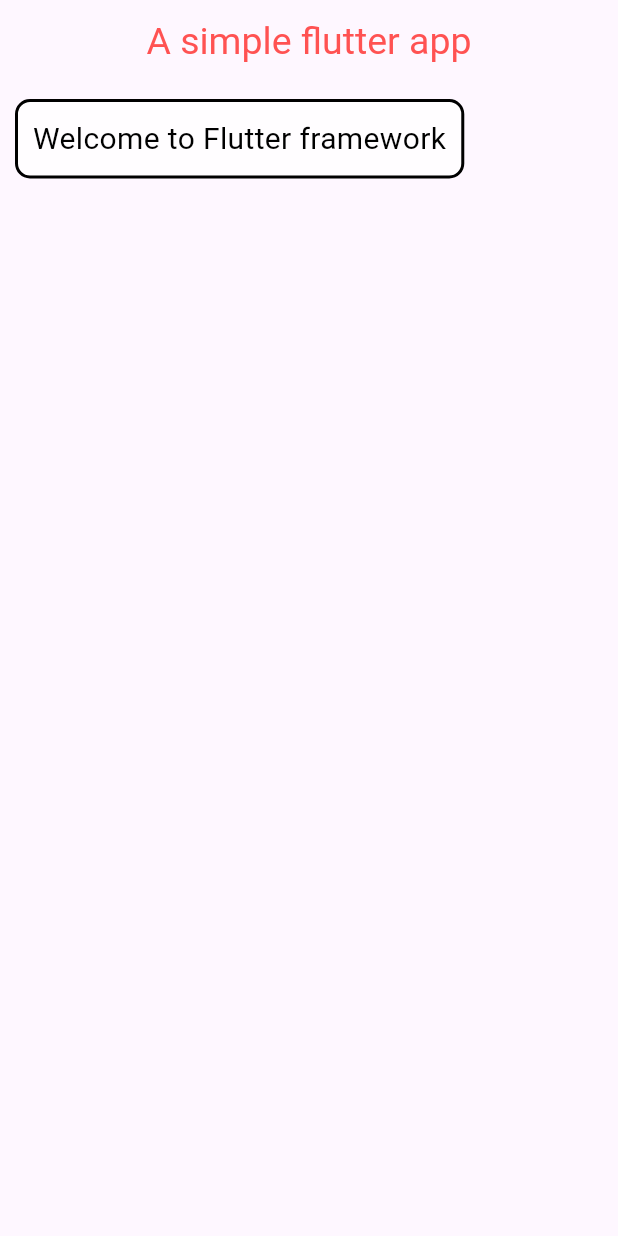
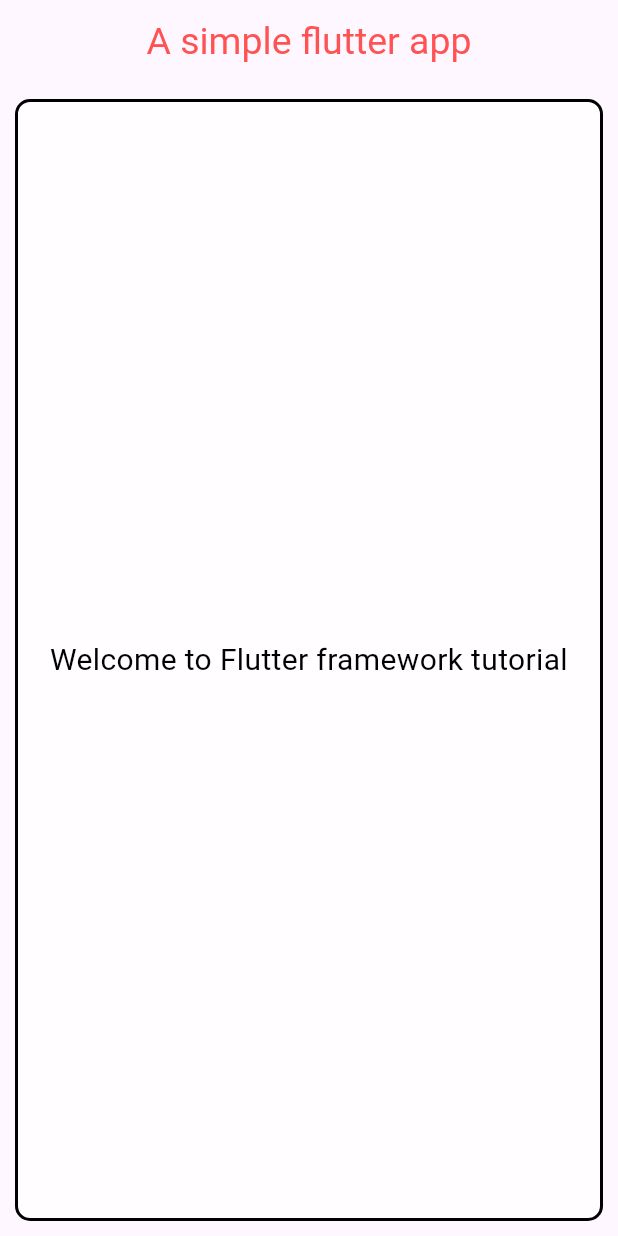
Before and after one commit to Majok-Bol/flutter_container, a Flutter app: the screen it shows after launch, on a phone screen of 412 x 824 dp. Run offline on Flutter 3.47's test engine with Material 3 defaults, Android fonts, the phone set to English and light mode, and no system bars.

```diff
--- a/lib/main.dart
+++ b/lib/main.dart
@@ -27,9 +27,9 @@ class MyApp extends StatelessWidget {
 
             borderRadius: BorderRadius.circular(10),
           ),
-          // alignment: Alignment.center,
+          alignment: Alignment.center,
           child: Text(
-            'Welcome to Flutter framework',
+            'Welcome to Flutter framework tutorial',
             style: TextStyle(color: Colors.black, fontSize: 20),
             textAlign: TextAlign.center,
           ),
```
